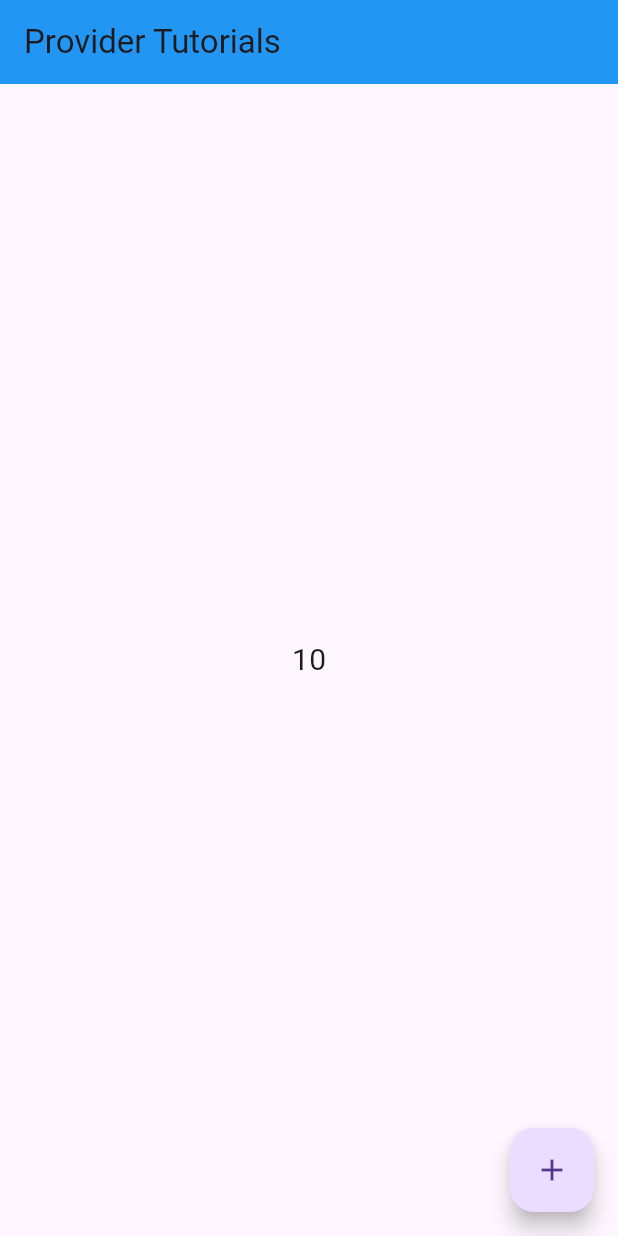
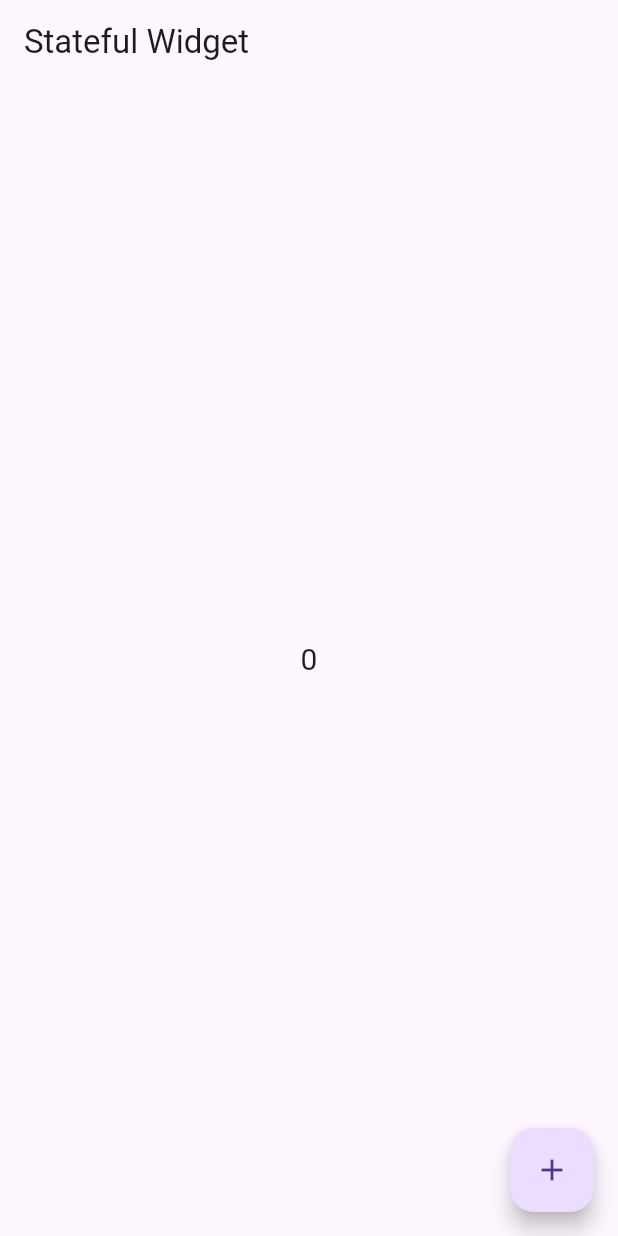
Before and after one commit to shrestha-Riwaj/state-management, a Flutter app: the screen it shows after launch, on a phone screen of 412 x 824 dp. Run offline on Flutter 3.47's test engine with Material 3 defaults, Android fonts, the phone set to English and light mode, and no system bars.

Commit message:
basic stateful widget and setstate

```diff
--- a/lib/main.dart
+++ b/lib/main.dart
@@ -1,5 +1,6 @@
 import 'package:flutter/material.dart';
 import 'package:statemanagement/screen/home_screen.dart';
+import 'package:statemanagement/stateful_widget.dart';
 
 void main(){
 
@@ -13,7 +14,7 @@ class MyApp extends StatelessWidget {
   Widget build(BuildContext context) {
     return MaterialApp(
       debugShowCheckedModeBanner: false,
-      home: HomeScreen(),
+      home: HomePage(),
     );
   }
 }
--- /dev/null
+++ b/lib/stateful_widget.dart
@@ -0,0 +1,43 @@
+import 'package:flutter/material.dart';
+
+class HomePage extends StatefulWidget {
+  const HomePage({super.key});
+
+  @override
+  State<HomePage> createState() => _HomePageState();
+}
+
+class _HomePageState extends State<HomePage> {
+  int x = 0;
+  @override
+  Widget build(BuildContext context) {
+    print("build");
+    return Scaffold(
+      appBar: AppBar(
+        title: Text("Stateful Widget"),
+      ),
+      body: Column(
+        mainAxisAlignment: MainAxisAlignment.center,
+        crossAxisAlignment: CrossAxisAlignment.center,
+        children: [
+          Container(
+            child: Center(
+              child: Text(
+                x.toString(),
+                style: TextStyle(fontSize: 20),
+              ),
+            ),
+          ),
+        ],
+      ),
+      floatingActionButton: FloatingActionButton(
+        onPressed: () {
+          x++;
+          print(x);
+          setState(() {});
+        },
+        child: Icon(Icons.add),
+      ),
+    );
+  }
+}
```
